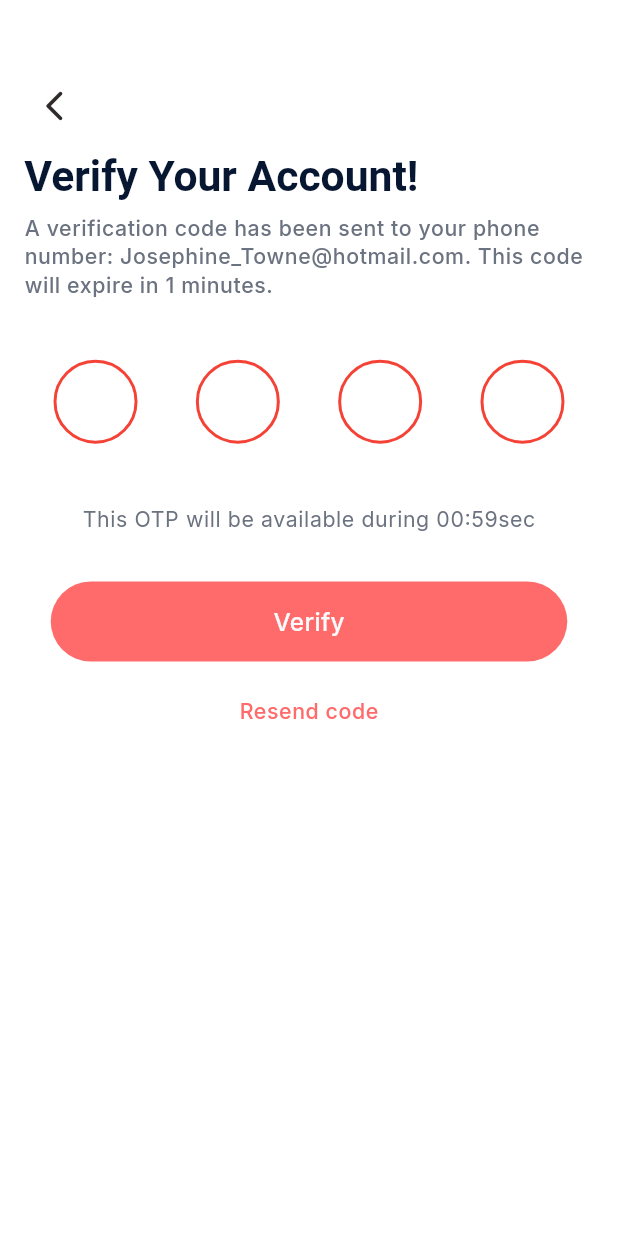
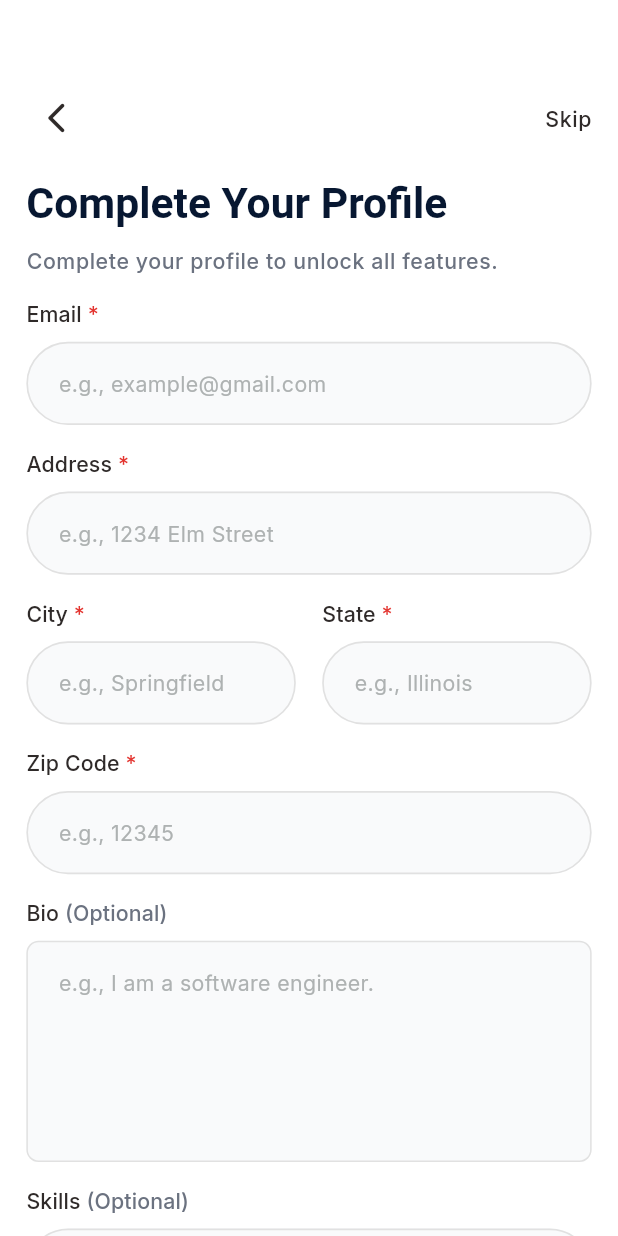
Before and after one commit to backbencherstudio/metalhead10701_app, a Flutter app: the VerificationScreen screen opened by its route, after a tap on "Verify", on a phone screen of 412 x 824 dp. Run offline on Flutter 3.47's test engine with Material 3 defaults, Android fonts, the phone set to English and light mode, and no system bars; drawn by our look-alikes of pin_code_fields; our stand-ins replace flutter_riverpod, flutter_screenutil, flutter_svg, go_router, google_fonts.

Commit message:
fixed routing

```diff
--- a/lib/core/routes/part_of_import.dart
+++ b/lib/core/routes/part_of_import.dart
@@ -1,6 +1,7 @@
 import 'package:flutter/material.dart';
 import 'package:go_router/go_router.dart';
 import 'package:metal_head/core/routes/route_name.dart';
+import '../../features/screen/complete_profile_setup_screen/presentation/complete_profile_setup_screen.dart';
 import '../../features/screen/create_account_screen/presentation/create_account_screen.dart';
 import '../../features/screen/splash/presentation/splash_screen.dart';
 import '../../features/screen/splash/presentation/splash_screen_2.dart';
--- a/lib/core/routes/route_config.dart
+++ b/lib/core/routes/route_config.dart
@@ -2,7 +2,7 @@ part of 'part_of_import.dart';
 
 class RouteConfig {
   GoRouter goRouter = GoRouter(
-    initialLocation: RouteName.successScreen,
+    initialLocation: RouteName.splashScreen,
 
     routes: [
       //Bottom NavBar
@@ -95,12 +95,12 @@ class RouteConfig {
           return const MaterialPage(child: SuccessScreen());
         },
       ),
-//        GoRoute(
-//         name: RouteName.signupIntroScreen,
-//         path: RouteName.signupIntroScreen,
-//         pageBuilder: (context, state) {
-//           return const MaterialPage(child: SignupIntroScreen());
-//         },),
+       GoRoute(
+        name: RouteName.completeProfileSetupScreen,
+        path: RouteName.completeProfileSetupScreen,
+        pageBuilder: (context, state) {
+          return const MaterialPage(child: CompleteProfileSetupScreen());
+        },),
 //        GoRoute(
 //         name: RouteName.successScreen,
 //         path: RouteName.successScreen,
--- a/lib/core/routes/route_name.dart
+++ b/lib/core/routes/route_name.dart
@@ -4,7 +4,7 @@ class RouteName {
   static const String createAccountScreen = '/CreateAccountScreen';
   static const String verificationScreen  = "/VerificationScreen";
   static const String successScreen = "/SuccessScreen";
-  static const String helpScreen = "/HelpScreen";
+  static const String completeProfileSetupScreen = "/CompleteProfileSetupScreen";
   static const String moreScreen = "/MoreScreen";
   // static const String importExportScreen = "/ImportExportScreen";
   // static const String addPlayerScreen = "/AddPlayerScreen";
--- a/lib/core/theme/part/input_decoration_theme.dart
+++ b/lib/core/theme/part/input_decoration_theme.dart
@@ -13,7 +13,7 @@ class AppInputDecorationTheme {
 
       border: OutlineInputBorder(
         borderRadius: BorderRadius.circular(100.r),
-        borderSide: BorderSide(color: AppColors.borderColor,),
+        // borderSide: BorderSide(color: AppColors.borderColor,),
       ),
       enabledBorder: OutlineInputBorder(
         borderRadius: BorderRadius.circular(100.r),
@@ -21,16 +21,16 @@ class AppInputDecorationTheme {
       ),
       focusedBorder: OutlineInputBorder(
         borderRadius: BorderRadius.circular(100.r),
-        borderSide: BorderSide(color: AppColors.borderColor),
+        // borderSide: BorderSide(color: AppColors.borderColor),
       ),
       errorBorder: OutlineInputBorder(
         borderRadius: BorderRadius.circular(100.r),
-        borderSide: BorderSide(color: AppColors.borderColor),
+        // borderSide: BorderSide(color: AppColors.borderColor),
       ),
 
       disabledBorder: OutlineInputBorder(
         borderRadius: BorderRadius.circular(100.r),
-        borderSide: BorderSide(color: AppColors.borderColor,),
+        // borderSide: BorderSide(color: AppColors.borderColor,),
       ),
 
       contentPadding: EdgeInsets.symmetric(
--- /dev/null
+++ b/lib/features/screen/complete_profile_setup_screen/presentation/complete_profile_setup_screen.dart
@@ -0,0 +1,206 @@
+import 'package:flutter/material.dart';
+import 'package:flutter_screenutil/flutter_screenutil.dart';
+
+import '../../../../core/theme/theme_extension/app_colors.dart';
+import '../../create_account_screen/presentation/widgets/input_label_text.dart';
+import '../../splash/presentation/widgets/custom_button.dart';
+
+class CompleteProfileSetupScreen extends StatefulWidget {
+  const CompleteProfileSetupScreen({super.key});
+
+  @override
+  State<CompleteProfileSetupScreen> createState() =>
+      _CompleteProfileSetupScreenState();
+}
+
+class _CompleteProfileSetupScreenState
+    extends State<CompleteProfileSetupScreen> {
+  @override
+  Widget build(BuildContext context) {
+    final style = Theme.of(context).textTheme;
+    return Scaffold(
+      backgroundColor: Colors.white,
+      body: Padding(
+        padding: EdgeInsets.symmetric(horizontal: 16.w),
+        child: SingleChildScrollView(
+          child: Column(
+            crossAxisAlignment: CrossAxisAlignment.start,
+            children: [
+              SizedBox(height: 50.h),
+              Padding(
+                padding: EdgeInsets.symmetric(vertical: 8.h),
+                child: Row(
+                  mainAxisAlignment: MainAxisAlignment.spaceBetween,
+                  children: [
+                    Padding(
+                      padding: EdgeInsets.all(8.r),
+                      child: Icon(
+                        Icons.arrow_back_ios_new_rounded,
+                        color: AppColors.headlineTextColor,
+                      ),
+                    ),
+                    Text(
+                      'Skip',
+                      style: style.bodySmall?.copyWith(
+                        color: AppColors.headlineTextColor,
+                      ),
+                    ),
+                  ],
+                ),
+              ),
+              SizedBox(height: 10.h),
+              Text(
+                "Complete Your Profile",
+                style: style.headlineMedium?.copyWith(
+                  color: AppColors.headlineTextColor2,
+                ),
+              ),
+              SizedBox(height: 10.h),
+              Text(
+                'Complete your profile to unlock all features.',
+                style: style.bodySmall?.copyWith(
+                  color: AppColors.greyTextColor,
+                ),
+              ),
+
+              SizedBox(height: 16.h),
+              InputLabel(style: style, labelText: 'Email', optional: ' *'),
+              SizedBox(height: 8.h),
+              TextFormField(
+                style: style.bodyMedium?.copyWith(
+                  color: AppColors.headlineTextColor,
+                ),
+                decoration: InputDecoration(
+                  hintText: 'e.g., example@gmail.com',
+                ),
+              ),
+
+              SizedBox(height: 16.h),
+              InputLabel(style: style, labelText: 'Address', optional: ' *'),
+              SizedBox(height: 8.h),
+              TextFormField(
+                style: style.bodyMedium?.copyWith(
+                  color: AppColors.headlineTextColor,
+                ),
+                decoration: InputDecoration(hintText: 'e.g., 1234 Elm Street'),
+              ),
+
+              SizedBox(height: 16.h),
+              Row(
+                children: [
+                  Expanded(
+                    child: Column(
+                      crossAxisAlignment: CrossAxisAlignment.start,
+                      children: [
+                        InputLabel(
+                          style: style,
+                          labelText: 'City',
+                          optional: ' *',
+                        ),
+                        SizedBox(height: 8.h),
+                        TextFormField(
+                          style: style.bodyMedium?.copyWith(
+                            color: AppColors.headlineTextColor,
+                          ),
+                          decoration: InputDecoration(
+                            hintText: 'e.g., Springfield',
+                          ),
+                        ),
+                      ],
+                    ),
+                  ),
+                  SizedBox(width: 16.w),
+                  Expanded(
+                    child: Column(
+                      crossAxisAlignment: CrossAxisAlignment.start,
+                      children: [
+                        InputLabel(
+                          style: style,
+                          labelText: 'State',
+                          optional: ' *',
+                        ),
+                        SizedBox(height: 8.h),
+                        TextFormField(
+                          style: style.bodyMedium?.copyWith(
+                            color: AppColors.headlineTextColor,
+                          ),
+                          decoration: InputDecoration(
+                            hintText: 'e.g., Illinois',
+                          ),
+                        ),
+                      ],
+                    ),
+                  ),
+                ],
+              ),
+
+              SizedBox(height: 16.h),
+              InputLabel(style: style, labelText: 'Zip Code', optional: ' *'),
+              SizedBox(height: 8.h),
+              TextFormField(
+                style: style.bodyMedium?.copyWith(
+                  color: AppColors.headlineTextColor,
+                ),
+                decoration: InputDecoration(hintText: 'e.g., 12345'),
+              ),
+
+              SizedBox(height: 16.h),
+              InputLabel(
+                style: style,
+                labelText: 'Bio',
+                optional: ' (Optional)',
+                color: AppColors.greyTextColor,
+              ),
+              SizedBox(height: 8.h),
+              TextFormField(
+                style: style.bodyMedium?.copyWith(
+                  color: AppColors.headlineTextColor,
+                ),
+                maxLines: 5,
+                decoration: InputDecoration(
+                  hintText: 'e.g., I am a software engineer.',
+                  enabledBorder: OutlineInputBorder(
+                    borderRadius: BorderRadius.circular(8.r),
+                    borderSide: BorderSide(color: AppColors.borderColor),
+                  ),
+
+                  errorBorder: OutlineInputBorder(
+                    borderRadius: BorderRadius.circular(8.r),
+                  ),
+
+                  focusedBorder: OutlineInputBorder(
+                    borderRadius: BorderRadius.circular(8.r),
+                  ),
+
+                  focusedErrorBorder: OutlineInputBorder(
+                    borderRadius: BorderRadius.circular(8.r),
+                  ),
+                ),
+              ),
+
+              SizedBox(height: 16.h),
+              InputLabel(
+                style: style,
+                labelText: 'Skills',
+                optional: ' (Optional)',
+                color: AppColors.greyTextColor,
+              ),
+              SizedBox(height: 8.h),
+              TextFormField(
+                style: style.bodyMedium?.copyWith(
+                  color: AppColors.headlineTextColor,
+                ),
+                decoration: InputDecoration(hintText: 'e.g., ac ripear '),
+              ),
+
+              SizedBox(height: 24.h),
+
+              Center(child: CustomButton(text: 'Complete',onPressed: (){},isBig: true,)),
+              SizedBox(height: 20.h),
+            ],
+          ),
+        ),
+      ),
+    );
+  }
+}
--- a/lib/features/screen/create_account_screen/presentation/create_account_screen.dart
+++ b/lib/features/screen/create_account_screen/presentation/create_account_screen.dart
@@ -1,10 +1,13 @@
 import 'package:flutter/material.dart';
 import 'package:flutter_screenutil/flutter_screenutil.dart';
 import 'package:flutter_svg/flutter_svg.dart';
+import 'package:go_router/go_router.dart';
 import 'package:metal_head/core/constant/icons.dart';
 import 'package:metal_head/core/theme/theme_extension/app_colors.dart';
 import 'package:metal_head/features/screen/create_account_screen/presentation/widgets/input_label_text.dart';
 import 'package:metal_head/features/screen/splash/presentation/widgets/custom_button.dart';
+
+import '../../../../core/routes/route_name.dart';
 
 enum SingingCharacter { lafayette, jefferson }
 
@@ -32,7 +35,11 @@ class _CreateAccountScreenState extends State<CreateAccountScreen> {
               SizedBox(height: 50.h),
               Padding(
                 padding: EdgeInsets.all(8.r),
-                child: Icon(Icons.arrow_back_ios_new_rounded,color: AppColors.headlineTextColor,),
+                child: GestureDetector(
+                    onTap: (){
+                      Navigator.pop(context);
+                    },
+                    child: Icon(Icons.arrow_back_ios_new_rounded,color: AppColors.headlineTextColor,)),
               ),
               SizedBox(height: 8.h),
               Text(
@@ -256,7 +263,9 @@ class _CreateAccountScreenState extends State<CreateAccountScreen> {
               ),
 
               SizedBox(height: 20.h),
-              Center(child: CustomButton(text: 'Sign Up',onPressed: (){},isBig: true,)),
+              Center(child: CustomButton(text: 'Sign Up',onPressed: (){
+                context.push(RouteName.verificationScreen);
+              },isBig: true,)),
               SizedBox(height: 20.h),
 
               Row(
--- a/lib/features/screen/splash/presentation/splash_screen_2.dart
+++ b/lib/features/screen/splash/presentation/splash_screen_2.dart
@@ -2,10 +2,13 @@ import 'package:flutter/material.dart';
 import 'package:flutter_riverpod/flutter_riverpod.dart';
 import 'package:flutter_screenutil/flutter_screenutil.dart';
 import 'package:flutter_svg/flutter_svg.dart';
+import 'package:go_router/go_router.dart';
 import 'package:metal_head/core/constant/icons.dart';
 import 'package:metal_head/core/theme/theme_extension/app_colors.dart';
 import 'package:metal_head/features/screen/splash/presentation/widgets/custom_button.dart';
 import 'package:metal_head/features/screen/splash/provider/toggleProvider.dart';
+
+import '../../../../core/routes/route_name.dart';
 
 class SplashScreen2 extends ConsumerWidget {
   const SplashScreen2({super.key});
@@ -148,6 +151,7 @@ class SplashScreen2 extends ConsumerWidget {
                           isBig: true,
                           onPressed: () {
                             debugPrint("Account Created!");
+                            context.push(RouteName.createAccountScreen);
                           },
                         ),
                         SizedBox(height: 12.h),
--- a/lib/features/screen/splash/presentation/widgets/custom_button.dart
+++ b/lib/features/screen/splash/presentation/widgets/custom_button.dart
@@ -44,7 +44,8 @@ class CustomButton extends StatelessWidget {
               style:
                   textStyle ??
                   Theme.of(context).textTheme.bodyMedium?.copyWith(
-                    fontWeight: FontWeight.w500
+                    fontWeight: FontWeight.w500,
+                    color: AppColors.headlineTextColor
                   ),
             ),
           ),
--- a/lib/features/screen/verification_screen/presentation/verification_screen.dart
+++ b/lib/features/screen/verification_screen/presentation/verification_screen.dart
@@ -1,8 +1,10 @@
 import 'package:flutter/material.dart';
 import 'package:flutter_screenutil/flutter_screenutil.dart';
+import 'package:go_router/go_router.dart';
 import 'package:metal_head/features/screen/splash/presentation/widgets/custom_button.dart';
 import 'package:pin_code_fields/pin_code_fields.dart';
 
+import '../../../../core/routes/route_name.dart';
 import '../../../../core/theme/theme_extension/app_colors.dart';
 
 class VerificationScreen extends StatefulWidget {
@@ -85,7 +87,9 @@ class _VerificationScreenState extends State<VerificationScreen> {
                 padding: EdgeInsets.symmetric(vertical: 32.h,horizontal: 16.w),
                 child: Column(
                   children: [
-                    CustomButton(text: 'Verify',onPressed: (){},isBig: true,),
+                    CustomButton(text: 'Verify',onPressed: (){
+                      context.push(RouteName.completeProfileSetupScreen);
+                    },isBig: true,),
                     SizedBox(height: 8.w,),
                     TextButton(onPressed: (){}, child: Text('Resend code',style: style.bodySmall?.copyWith(
                       color: AppColors.redTextColor,
```
